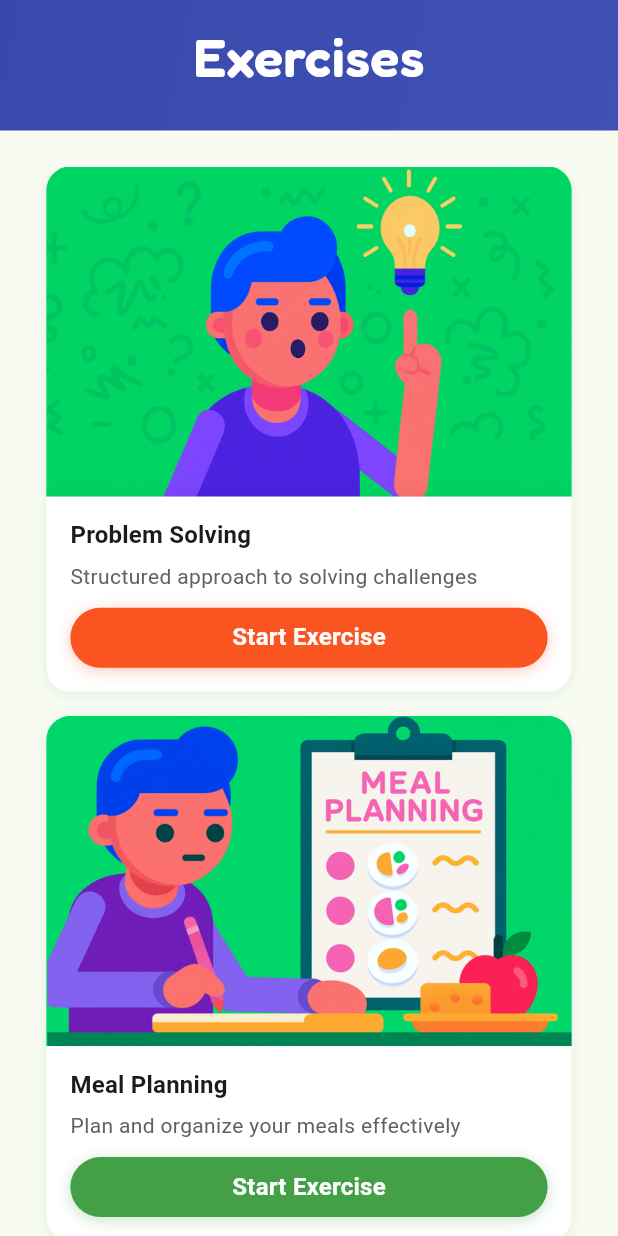
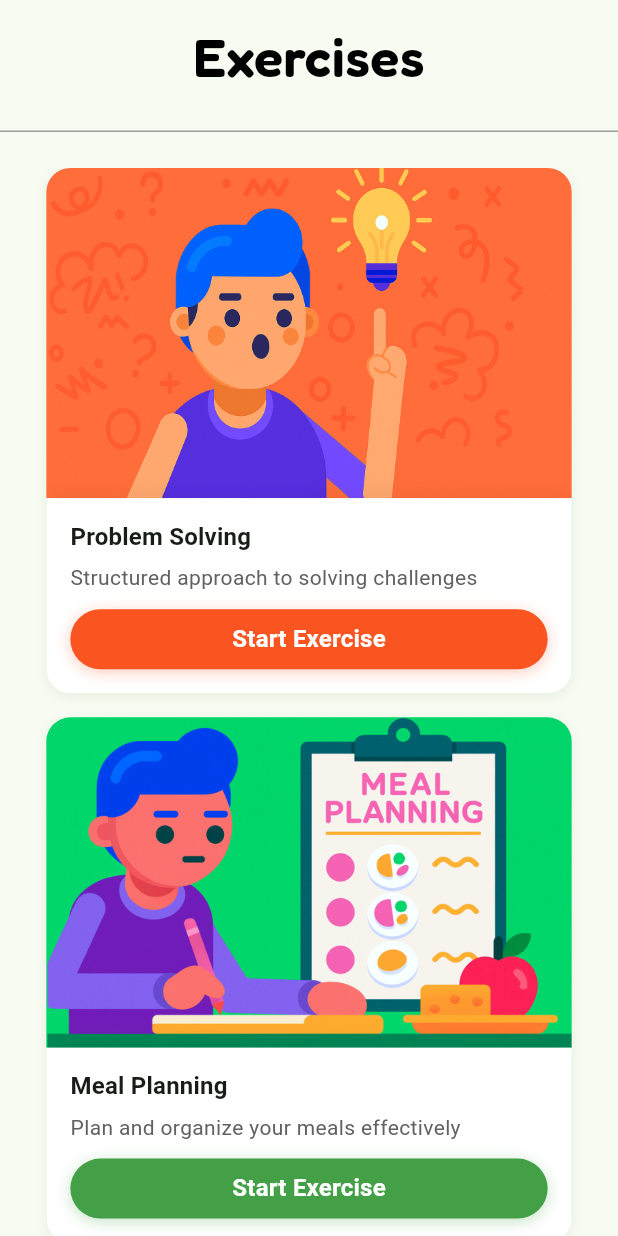
Before and after one commit to daobinhgiang/binge-eating-dart, a Flutter app: the ToolsScreen screen opened directly, on a phone screen of 412 x 824 dp. Run offline on Flutter 3.47's test engine with Material 3 defaults, Android fonts, the phone set to English and light mode, and no system bars; our stand-ins replace cloud_firestore, firebase_analytics, firebase_auth, firebase_core, firebase_messaging, fl_chart and 7 more; accounts and stored records are empty.

Commit message:
Refined UI for tools and journal

```diff
--- a/lib/screens/tools/tools_screen.dart
+++ b/lib/screens/tools/tools_screen.dart
@@ -123,13 +123,12 @@ class ToolsScreen extends ConsumerWidget {
     return Container(
       width: double.infinity,
       decoration: BoxDecoration(
-        gradient: LinearGradient(
-          begin: Alignment.topLeft,
-          end: Alignment.bottomRight,
-          colors: [
-            Colors.indigo[600]!,
-            Colors.indigo[500]!,
-          ],
+        color: Theme.of(context).scaffoldBackgroundColor,
+        border: const Border(
+          bottom: BorderSide(
+            color: Colors.grey,
+            width: 1.0,
+          ),
         ),
       ),
       child: SafeArea(
@@ -141,7 +140,7 @@ class ToolsScreen extends ConsumerWidget {
             style: GoogleFonts.fredoka(
               fontSize: 36,
               fontWeight: FontWeight.w600,
-              color: Colors.white,
+              color: Colors.black,
             ),
             textAlign: TextAlign.center,
           ),
@@ -304,21 +303,21 @@ class ToolsScreen extends ConsumerWidget {
   String _assetForExercise(String title) {
     final key = title.toLowerCase();
     if (key.contains('problem') && key.contains('solving')) {
-      return 'assets/exercises/problem_solving.png';
+      return 'assets/exercises/problem_solving2.png';
     }
     if (key.contains('meal') && key.contains('planning')) {
       return 'assets/exercises/meal_planning.png';
     }
     if (key.contains('urge') && (key.contains('surfing') || key.contains('activities')) ) {
-      return 'assets/exercises/urge_surfing.png';
+      return 'assets/exercises/urge_surfing2.png';
     }
     if (key.contains('overconcern')) {
-      return 'assets/exercises/addressing_overconcern.png';
+      return 'assets/exercises/addressing_overconcern2.png';
     }
     if (key.contains('setbacks')) {
-      return 'assets/exercises/addressing_setbacks.png';
+      return 'assets/exercises/addressing_setbacks2.png';
     }
-    return 'assets/exercises/problem_solving.png';
+    return 'assets/exercises/problem_solving2.png';
   }
 
   int _getActivityCount(String title) {
```
Also changed, not shown: lib/screens/journal/journal_screen.dart (+9 -10 lines), lib/screens/profile/profile_screen.dart (+103 -186 lines), assets/exercises/addressing_overconcern2.png (added), assets/exercises/addressing_setbacks2.png (added), assets/exercises/problem_solving2.png, assets/exercises/urge_surfing2.png (added), assets/journal/body_image2.png (added), assets/journal/spending_diary2.png (added).
